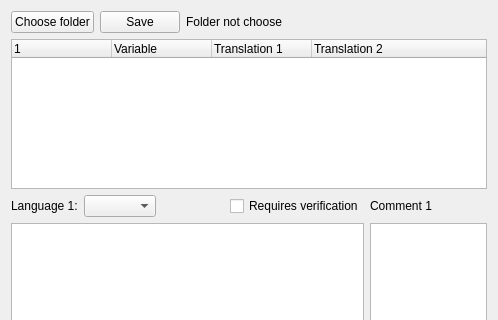
First picture: the form in src/resource/ui/editor_window.ui, repository m-xim/fluentus, before the edit; both pictures show x 0 to 498 and y 0 to 320 of the 498 by 486 pixel window.
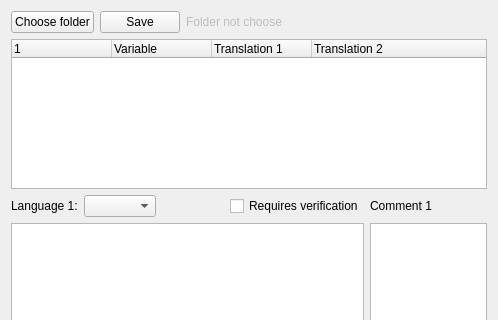
Second picture: the form after the edit. Icons and pictures are not drawn.

Commit message: refactor(editor_window.ui): set enabled (off) folder_text

Patch:
```diff
--- a/src/resource/ui/editor_window.ui
+++ b/src/resource/ui/editor_window.ui
@@ -42,6 +42,9 @@
      </item>
      <item>
       <widget class="QLabel" name="folder_text">
+       <property name="enabled">
+        <bool>false</bool>
+       </property>
        <property name="text">
         <string>Folder not choose</string>
        </property>
```
